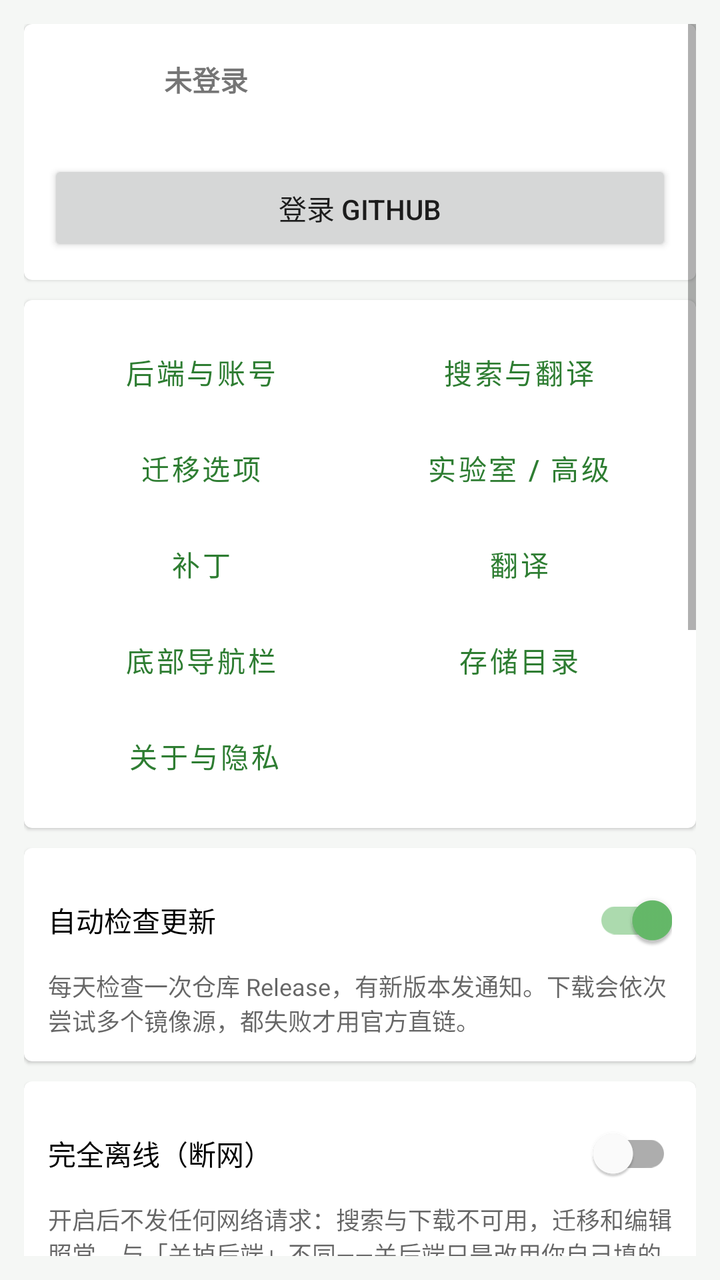
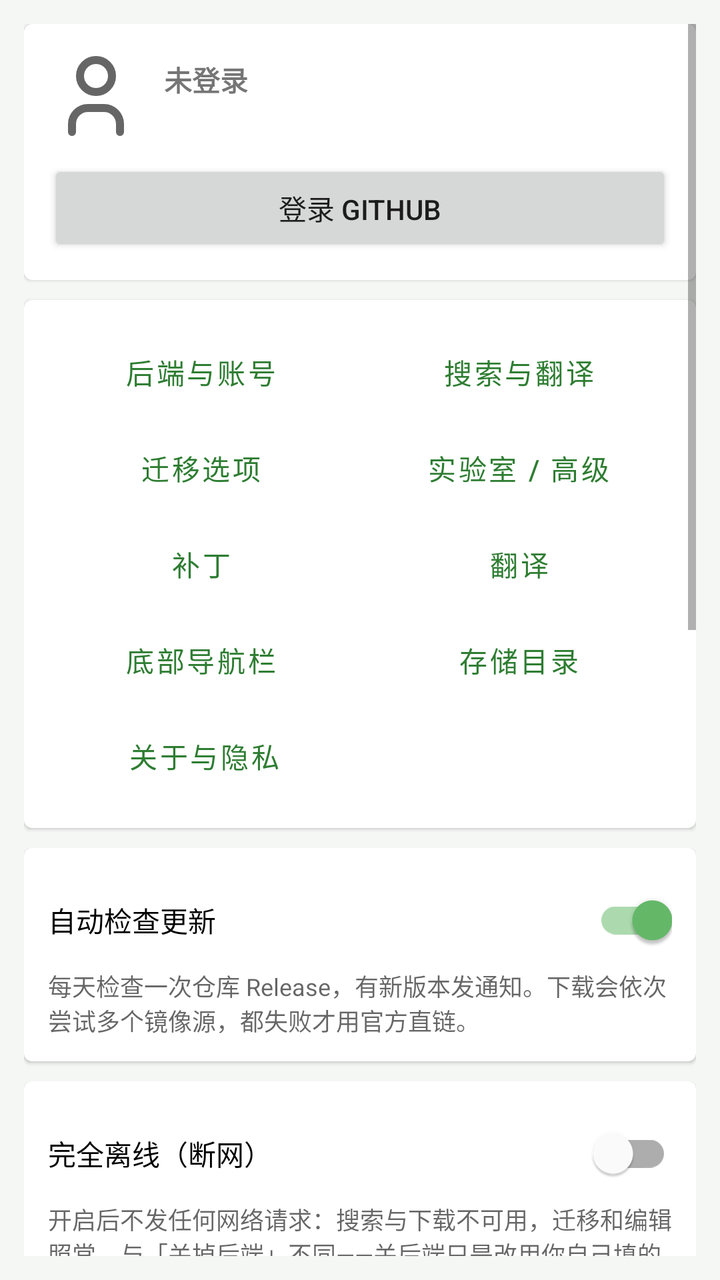

The first picture is an Android layout as it rendered before a commit; the second is the same layout after the commit. The layout source and the unified diff follow.
<!-- AndroidManifest.xml: application theme Theme.ModMigrator -->
<!-- res/layout/fragment_settings_main.xml -->
<?xml version="1.0" encoding="utf-8"?>
<ScrollView xmlns:android="http://schemas.android.com/apk/res/android"
    android:layout_width="match_parent"
    android:layout_height="match_parent"
    android:padding="12dp">

    <LinearLayout
        android:layout_width="match_parent"
        android:layout_height="wrap_content"
        android:orientation="vertical">

        
        <com.google.android.material.card.MaterialCardView
            android:layout_width="match_parent"
            android:layout_height="wrap_content"
            android:layout_marginBottom="10dp">

            <LinearLayout
                android:layout_width="match_parent"
                android:layout_height="wrap_content"
                android:orientation="vertical"
                android:padding="12dp">

                <LinearLayout
                    android:id="@+id/rowAccount"
                    android:layout_width="match_parent"
                    android:layout_height="wrap_content"
                    android:gravity="center_vertical"
                    android:orientation="horizontal"
                    android:paddingBottom="8dp">

                    <ImageView
                        android:id="@+id/ivAvatar"
                        android:layout_width="48dp"
                        android:layout_height="48dp"
                        android:contentDescription="@string/app_name"
                        android:src="@drawable/ic_person" />

                    <LinearLayout
                        android:layout_width="0dp"
                        android:layout_height="wrap_content"
                        android:layout_marginStart="10dp"
                        android:layout_weight="1"
                        android:orientation="vertical">

                        <TextView
                            android:id="@+id/tvAccount"
                            android:layout_width="match_parent"
                            android:layout_height="wrap_content"
                            android:text="@string/account_not_login"
                            android:textStyle="bold" />

                        <TextView
                            android:id="@+id/tvConnState"
                            android:layout_width="match_parent"
                            android:layout_height="wrap_content"
                            android:textColor="@color/textSecondary"
                            android:textSize="12sp" />
                    </LinearLayout>
                </LinearLayout>

                <Button
                    android:id="@+id/btnAccount"
                    android:layout_width="match_parent"
                    android:layout_height="wrap_content"
                    android:text="@string/account_login" />
            </LinearLayout>
        </com.google.android.material.card.MaterialCardView>

        
        <com.google.android.material.card.MaterialCardView
            android:layout_width="match_parent"
            android:layout_height="wrap_content"
            android:layout_marginBottom="10dp">

            <LinearLayout
                android:layout_width="match_parent"
                android:layout_height="wrap_content"
                android:orientation="vertical"
                android:padding="12dp">

                <LinearLayout
                    android:layout_width="match_parent"
                    android:layout_height="wrap_content"
                    android:orientation="horizontal">

                    <Button
                        android:id="@+id/btnGoBackend"
                        style="@style/AppButtonOutlined"
                        android:layout_width="0dp"
                        android:layout_height="wrap_content"
                        android:layout_weight="1"
                        android:text="@string/menu_backend" />

                    <Button
                        android:id="@+id/btnGoSearch"
                        style="@style/AppButtonOutlined"
                        android:layout_width="0dp"
                        android:layout_height="wrap_content"
                        android:layout_marginStart="6dp"
                        android:layout_weight="1"
                        android:text="@string/menu_search" />
                </LinearLayout>

                <LinearLayout
                    android:layout_width="match_parent"
                    android:layout_height="wrap_content"
                    android:orientation="horizontal">

                    <Button
                        android:id="@+id/btnGoMigrate"
                        style="@style/AppButtonOutlined"
                        android:layout_width="0dp"
                        android:layout_height="wrap_content"
                        android:layout_weight="1"
                        android:text="@string/menu_migrate" />

                    <Button
                        android:id="@+id/btnGoLab"
                        style="@style/AppButtonOutlined"
                        android:layout_width="0dp"
                        android:layout_height="wrap_content"
                        android:layout_marginStart="6dp"
                        android:layout_weight="1"
                        android:text="@string/menu_lab" />
                </LinearLayout>

                <LinearLayout
                    android:layout_width="match_parent"
                    android:layout_height="wrap_content"
                    android:orientation="horizontal">

                    <Button
                        android:id="@+id/btnGoPatch"
                        style="@style/AppButtonOutlined"
                        android:layout_width="0dp"
                        android:layout_height="wrap_content"
                        android:layout_weight="1"
                        android:text="@string/menu_patch" />

                    <Button
                        android:id="@+id/btnGoTranslate"
                        style="@style/AppButtonOutlined"
                        android:layout_width="0dp"
                        android:layout_height="wrap_content"
                        android:layout_marginStart="6dp"
                        android:layout_weight="1"
                        android:text="@string/menu_translate" />
                </LinearLayout>

                <LinearLayout
                    android:layout_width="match_parent"
                    android:layout_height="wrap_content"
                    android:orientation="horizontal">

                    <Button
                        android:id="@+id/btnGoNav"
                        style="@style/AppButtonOutlined"
                        android:layout_width="0dp"
                        android:layout_height="wrap_content"
                        android:layout_weight="1"
                        android:text="@string/menu_nav" />

                    <Button
                        android:id="@+id/btnGoStorage"
                        style="@style/AppButtonOutlined"
                        android:layout_width="0dp"
                        android:layout_height="wrap_content"
                        android:layout_marginStart="6dp"
                        android:layout_weight="1"
                        android:text="@string/menu_storage" />
                </LinearLayout>

                <LinearLayout
                    android:layout_width="match_parent"
                    android:layout_height="wrap_content"
                    android:orientation="horizontal">

                    <Button
                        android:id="@+id/btnGoAbout"
                        style="@style/AppButtonOutlined"
                        android:layout_width="0dp"
                        android:layout_height="wrap_content"
                        android:layout_weight="1"
                        android:text="@string/menu_about" />

                    
                    <Space
                        android:layout_width="0dp"
                        android:layout_height="wrap_content"
                        android:layout_weight="1" />
                </LinearLayout>
            </LinearLayout>
        </com.google.android.material.card.MaterialCardView>

        
        <com.google.android.material.card.MaterialCardView
            android:layout_width="match_parent"
            android:layout_height="wrap_content"
            android:layout_marginBottom="10dp">

            <LinearLayout
                android:layout_width="match_parent"
                android:layout_height="wrap_content"
                android:orientation="vertical"
                android:padding="12dp">

                <com.google.android.material.switchmaterial.SwitchMaterial
                    android:id="@+id/swUpdate"
                    android:layout_width="match_parent"
                    android:layout_height="wrap_content"
                    android:checked="true"
                    android:text="@string/cfg_update" />

                <TextView
                    android:layout_width="match_parent"
                    android:layout_height="wrap_content"
                    android:text="@string/cfg_update_hint"
                    android:textColor="@color/textSecondary"
                    android:textSize="12sp" />
            </LinearLayout>
        </com.google.android.material.card.MaterialCardView>

        
        <com.google.android.material.card.MaterialCardView
            android:layout_width="match_parent"
            android:layout_height="wrap_content"
            android:layout_marginBottom="10dp">

            <LinearLayout
                android:layout_width="match_parent"
                android:layout_height="wrap_content"
                android:orientation="vertical"
                android:padding="12dp">

                <com.google.android.material.switchmaterial.SwitchMaterial
                    android:id="@+id/swOffline"
                    android:layout_width="match_parent"
                    android:layout_height="wrap_content"
                    android:text="@string/cfg_offline" />

                <TextView
                    android:layout_width="match_parent"
                    android:layout_height="wrap_content"
                    android:text="@string/cfg_offline_hint"
                    android:textColor="@color/textSecondary"
                    android:textSize="12sp" />

                <TextView
                    android:id="@+id/tvOfflineParts"
                    android:layout_width="match_parent"
                    android:layout_height="wrap_content"
                    android:layout_marginTop="12dp"
                    android:text="单独关闭某一项的联网"
                    android:textSize="13sp"
                    android:textStyle="bold" />

                
                <LinearLayout
                    android:layout_width="match_parent"
                    android:layout_height="wrap_content"
                    android:orientation="vertical"
                    android:paddingStart="12dp">

                    <com.google.android.material.switchmaterial.SwitchMaterial
                        android:id="@+id/swOfflineSearch"
                        android:layout_width="match_parent"
                        android:layout_height="wrap_content"
                        android:text="商店搜索与推荐" />

                    <com.google.android.material.switchmaterial.SwitchMaterial
                        android:id="@+id/swOfflineTranslate"
                        android:layout_width="match_parent"
                        android:layout_height="wrap_content"
                        android:text="在线翻译（关掉后只用本地词典）" />

                    <com.google.android.material.switchmaterial.SwitchMaterial
                        android:id="@+id/swOfflineFeed"
                        android:layout_width="match_parent"
                        android:layout_height="wrap_content"
                        android:text="资讯抓取" />

                    <com.google.android.material.switchmaterial.SwitchMaterial
                        android:id="@+id/swOfflineUpdate"
                        android:layout_width="match_parent"
                        android:layout_height="wrap_content"
                        android:text="更新检查" />

                    <com.google.android.material.switchmaterial.SwitchMaterial
                        android:id="@+id/swOfflineAnnounce"
                        android:layout_width="match_parent"
                        android:layout_height="wrap_content"
                        android:text="公告拉取" />
                </LinearLayout>

                <TextView
                    android:layout_width="match_parent"
                    android:layout_height="wrap_content"
                    android:paddingTop="4dp"
                    android:text="上面的总开关打开时，所有联网一律关闭，分项不再单独判断。"
                    android:textColor="@color/textSecondary"
                    android:textSize="12sp" />
            </LinearLayout>
        </com.google.android.material.card.MaterialCardView>

        <com.google.android.material.card.MaterialCardView
            android:layout_width="match_parent"
            android:layout_height="wrap_content"
            android:layout_marginBottom="12dp">

            <LinearLayout
                android:layout_width="match_parent"
                android:layout_height="wrap_content"
                android:orientation="vertical"
                android:padding="12dp">

                <TextView
                    android:layout_width="wrap_content"
                    android:layout_height="wrap_content"
                    android:text="@string/mode_title"
                    android:textStyle="bold" />

                <RadioGroup
                    android:id="@+id/rgMode"
                    android:layout_width="match_parent"
                    android:layout_height="wrap_content"
                    android:layout_marginTop="6dp">

                    <RadioButton
                        android:id="@+id/rbModeClient"
                        android:layout_width="match_parent"
                        android:layout_height="wrap_content"
                        android:text="@string/mode_client" />

                    <RadioButton
                        android:id="@+id/rbModeServer"
                        android:layout_width="match_parent"
                        android:layout_height="wrap_content"
                        android:text="@string/mode_server" />
                </RadioGroup>

                <TextView
                    android:layout_width="match_parent"
                    android:layout_height="wrap_content"
                    android:layout_marginTop="4dp"
                    android:text="@string/mode_client_hint"
                    android:textColor="@color/textSecondary"
                    android:textSize="12sp" />
            </LinearLayout>
        </com.google.android.material.card.MaterialCardView>

        
        <com.google.android.material.card.MaterialCardView
            android:layout_width="match_parent"
            android:layout_height="wrap_content"
            android:layout_marginBottom="12dp">

            <LinearLayout
                android:layout_width="match_parent"
                android:layout_height="wrap_content"
                android:orientation="vertical"
                android:padding="12dp">

                <com.google.android.material.switchmaterial.SwitchMaterial
                    android:id="@+id/swExtraLoaders"
                    android:layout_width="match_parent"
                    android:layout_height="wrap_content"
                    android:text="在加载器分类里显示手机不支持的加载器" />

                <TextView
                    android:layout_width="match_parent"
                    android:layout_height="wrap_content"
                    android:text="如 Cleanroom / LiteLoader / Rift / Risugami / BTA。默认关闭：这些大多停在 1.12.2 及更早或已停更，手机上装了也跑不起来。开启后仅用于识别已有模组，不代表能运行。"
                    android:textColor="@color/textSecondary"
                    android:textSize="12sp" />
            </LinearLayout>
        </com.google.android.material.card.MaterialCardView>
    </LinearLayout>
</ScrollView>
<!-- resources referenced by this layout -->
<resources>
  <color name="textSecondary">#99000000</color>
  <!-- drawable ic_person (drawable) -->
  <?xml version="1.0" encoding="utf-8"?>
  <vector xmlns:android="http://schemas.android.com/apk/res/android"
      android:width="24dp" android:height="24dp"
      android:viewportWidth="960" android:viewportHeight="960"
      android:tint="?attr/colorControlNormal">
      <path android:fillColor="@android:color/white" android:pathData="M480-480q-66 0-113-47t-47-113q0-66 47-113t113-47q66 0 113 47t47 113q0 66-47 113t-113 47ZM160-160v-32q0-34 17.5-62.5T224-294q62-31 126-45t130-14q66 0 130 14t126 45q29 15 46.5 43.5T800-208v32H160Z" />
  </vector>
  <string name="account_login">登录 GitHub</string>
  <string name="account_not_login">未登录</string>
  <string name="app_name">模组迁移助手</string>
  <string name="cfg_offline">完全离线（断网）</string>
  <string name="cfg_offline_hint">开启后不发任何网络请求：搜索与下载不可用，迁移和编辑照常。与「关掉后端」不同——关后端只是改用你自己填的 Key 直连，仍然联网。</string>
  <string name="cfg_update">自动检查更新</string>
  <string name="cfg_update_hint">每天检查一次仓库 Release，有新版本发通知。下载会依次尝试多个镜像源，都失败才用官方直链。</string>
  <string name="menu_about">关于与隐私</string>
  <string name="menu_backend">后端与账号</string>
  <string name="menu_lab">实验室 / 高级</string>
  <string name="menu_migrate">迁移选项</string>
  <string name="menu_nav">底部导航栏</string>
  <string name="menu_patch">补丁</string>
  <string name="menu_search">搜索与翻译</string>
  <string name="menu_storage">存储目录</string>
  <string name="menu_translate">翻译</string>
  <string name="mode_client">客户端迁移</string>
  <string name="mode_client_hint">从手机上的游戏目录取模组和配置。</string>
  <string name="mode_server">服务器端迁移</string>
  <string name="mode_title">迁移模式</string>
  <style name="AppButtonOutlined" parent="Widget.MaterialComponents.Button.OutlinedButton">
          <item name="strokeColor">?attr/colorPrimary</item>
          <item name="android:textColor">?attr/colorPrimary</item>
          <item name="iconTint">?attr/colorPrimary</item>
          <item name="rippleColor">?attr/colorPrimary</item>
      </style>
  <style name="Theme.ModMigrator" parent="Theme.MaterialComponents.DayNight.NoActionBar">
          <item name="colorPrimary">@color/primary</item>
          <item name="colorPrimaryDark">@color/primaryDark</item>
          <item name="colorAccent">@color/accent</item>
          <item name="android:windowBackground">@color/bg</item>
          <item name="android:statusBarColor">@color/primaryDark</item>
          <item name="preferenceTheme">@style/PreferenceThemeOverlay</item>
          
          <item name="materialButtonStyle">@style/AppButton</item>
          
          <item name="materialButtonOutlinedStyle">@style/AppButtonOutlined</item>
      </style>
  <color name="primary">#FF2E7D32</color>
  <color name="primaryDark">#FF1B5E20</color>
  <color name="accent">#FF66BB6A</color>
  <color name="bg">#FFF5F7F5</color>
  <style name="AppButton" parent="Widget.MaterialComponents.Button">
          <item name="backgroundTint">?attr/colorPrimary</item>
          <item name="android:textColor">@android:color/white</item>
          <item name="rippleColor">?attr/colorPrimary</item>
      </style>
</resources>

<!-- the commit's change to res/layout/fragment_settings_main.xml (unified diff, before → after) -->
@@ -34,7 +34,7 @@
                         android:layout_width="48dp"
                         android:layout_height="48dp"
                         android:contentDescription="@string/app_name"
-                        android:src="@drawable/ic_person" />
+                        android:src="@drawable/ti_user" />
 
                     <LinearLayout
                         android:layout_width="0dp"
<!-- resource entries referenced after the edit -->
@@ -1,13 +1,26 @@
 <!-- resources referenced by this layout -->
 <resources>
   <color name="textSecondary">#99000000</color>
-  <!-- drawable ic_person (drawable) -->
+  <!-- drawable ti_user (drawable) -->
   <?xml version="1.0" encoding="utf-8"?>
   <vector xmlns:android="http://schemas.android.com/apk/res/android"
       android:width="24dp" android:height="24dp"
-      android:viewportWidth="960" android:viewportHeight="960"
+      android:viewportWidth="24" android:viewportHeight="24"
       android:tint="?attr/colorControlNormal">
-      <path android:fillColor="@android:color/white" android:pathData="M480-480q-66 0-113-47t-47-113q0-66 47-113t113-47q66 0 113 47t47 113q0 66-47 113t-113 47ZM160-160v-32q0-34 17.5-62.5T224-294q62-31 126-45t130-14q66 0 130 14t126 45q29 15 46.5 43.5T800-208v32H160Z" />
+      <path
+          android:fillColor="@android:color/transparent"
+          android:pathData="M8 7a4 4 0 1 0 8 0a4 4 0 0 0 -8 0"
+          android:strokeColor="@android:color/white"
+          android:strokeWidth="2"
+          android:strokeLineCap="round"
+          android:strokeLineJoin="round" />
+      <path
+          android:fillColor="@android:color/transparent"
+          android:pathData="M6 21v-2a4 4 0 0 1 4 -4h4a4 4 0 0 1 4 4v2"
+          android:strokeColor="@android:color/white"
+          android:strokeWidth="2"
+          android:strokeLineCap="round"
+          android:strokeLineJoin="round" />
   </vector>
   <string name="account_login">登录 GitHub</string>
   <string name="account_not_login">未登录</string>
